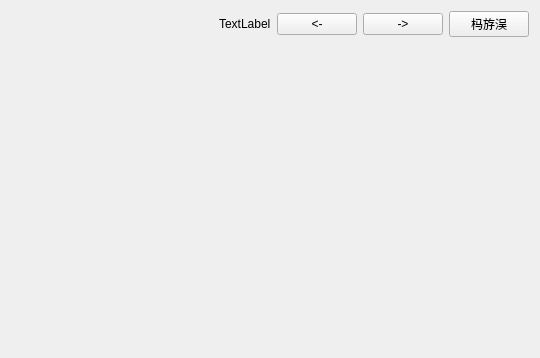
Old version of the form painter_histogram.ui in the repository urielyan/kairen_ok335xs.
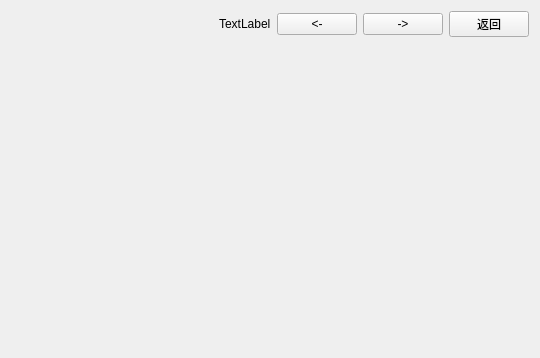
New version of the form.

Patch:
```diff
--- a/painter_histogram.ui
+++ b/painter_histogram.ui
@@ -74,7 +74,7 @@
           </sizepolicy>
          </property>
          <property name="text">
-          <string>杩斿洖</string>
+          <string>返回</string>
          </property>
         </widget>
        </item>
```
